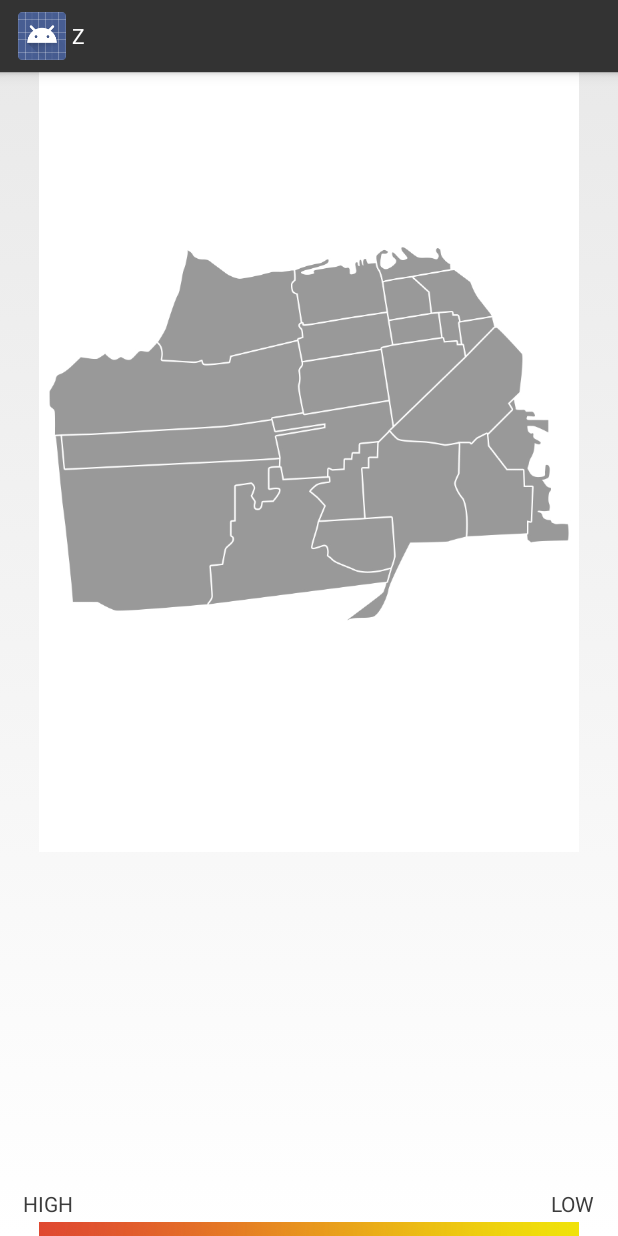
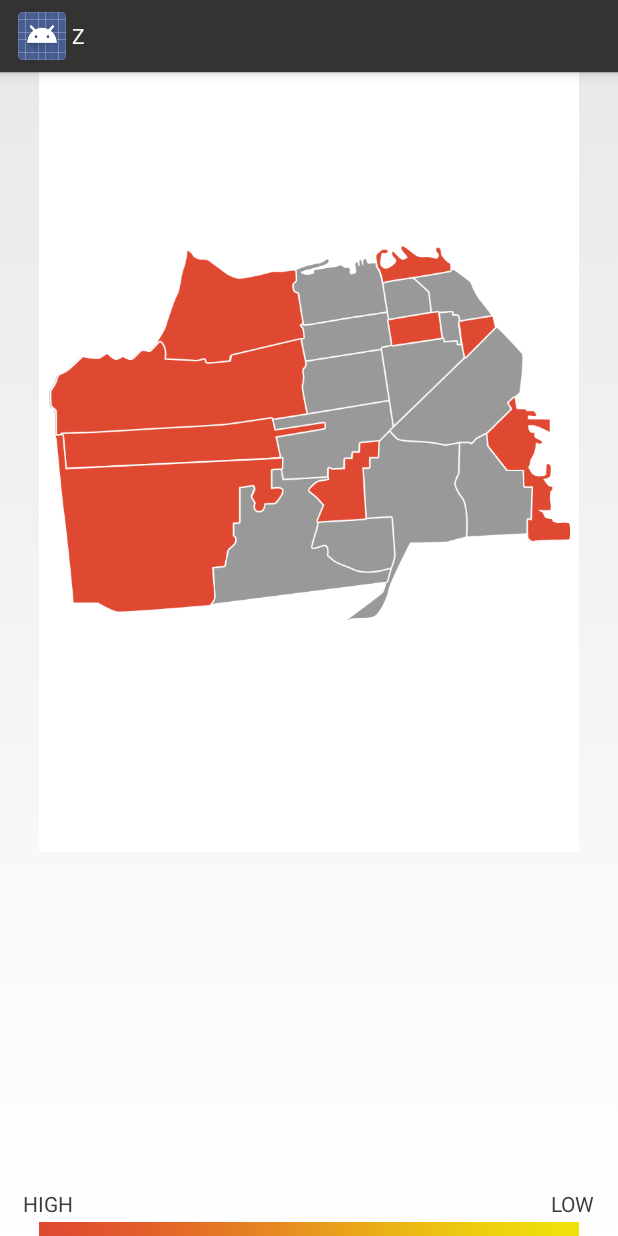
Before and after one commit to ashash3/zombies, an Android app: the fragment CurrentOutbreakTab shown on its own in the app's theme, on a phone screen of 412 x 824 dp. Run offline under Robolectric (Android 15) with nearby library versions, the phone set to English and light mode, and no system bars; 1 statement that could not run was skipped.

Commit message:
Adding some red districts

```diff
--- a/app/src/main/res/layout/current_outbreak_map.xml
+++ b/app/src/main/res/layout/current_outbreak_map.xml
@@ -16,6 +16,76 @@
         android:layout_marginTop="50dip"
         android:layout_centerHorizontal="true"/>
     <RelativeLayout
+        android:id="@+id/colored_images"
+        android:layout_width="360dip"
+        android:layout_height="520dip"
+        android:layout_centerHorizontal="true">
+        <View
+            android:id="@+id/presidio"
+            android:layout_width="99dip"
+            android:layout_height="77dip"
+            android:layout_marginTop="118dip"
+            android:layout_marginLeft="78dip"
+            android:background="@drawable/presidio_red"/>
+        <View
+            android:id="@+id/richmond"
+            android:layout_width="172dip"
+            android:layout_height="65dip"
+            android:layout_marginTop="177dip"
+            android:layout_marginLeft="7dip"
+            android:background="@drawable/richmond_red"/>
+        <View
+            android:id="@+id/golden_gate"
+            android:layout_width="177dip"
+            android:layout_height="35dip"
+            android:layout_marginTop="230dip"
+            android:layout_marginLeft="14dip"
+            android:background="@drawable/golden_gate_red"/>
+        <View
+            android:id="@+id/sunset"
+            android:layout_width="153dip"
+            android:layout_height="119dip"
+            android:layout_marginTop="241dip"
+            android:layout_marginLeft="10dip"
+            android:background="@drawable/sunset_red"/>
+        <View
+            android:id="@+id/dogpatch"
+            android:layout_width="57dip"
+            android:layout_height="98dip"
+            android:layout_marginTop="216dip"
+            android:layout_marginLeft="298dip"
+            android:background="@drawable/dogpatch_red"/>
+        <View
+            android:id="@+id/fishermans_wharf"
+            android:layout_width="51dip"
+            android:layout_height="26dip"
+            android:layout_marginTop="115dip"
+            android:layout_marginLeft="224dip"
+            android:background="@drawable/fishermans_wharf_red"/>
+        <View
+            android:id="@+id/financial_district"
+            android:layout_width="26dip"
+            android:layout_height="29dip"
+            android:layout_marginTop="162dip"
+            android:layout_marginLeft="279dip"
+            android:background="@drawable/financial_district_red"/>
+        <View
+            android:id="@+id/castro"
+            android:layout_width="48dip"
+            android:layout_height="55dip"
+            android:layout_marginTop="245dip"
+            android:layout_marginLeft="179dip"
+            android:background="@drawable/castro_red"/>
+        <View
+            android:id="@+id/nob_hill"
+            android:layout_width="37dip"
+            android:layout_height="24dip"
+            android:layout_marginTop="159dip"
+            android:layout_marginLeft="232dip"
+            android:background="@drawable/nob_hill_red"/>
+    </RelativeLayout>
+    <RelativeLayout
+        android:id="@+id/click_listeners"
         android:layout_width="360dip"
         android:layout_height="520dip"
         android:layout_centerHorizontal="true">
```
Also changed, not shown: app/src/main/res/drawable-xhdpi/castro_red.png (added), app/src/main/res/drawable-xhdpi/dogpatch_red.png (added), app/src/main/res/drawable-xhdpi/financial_district_red.png (added), app/src/main/res/drawable-xhdpi/fishermans_wharf_red.png (added), app/src/main/res/drawable-xhdpi/golden_gate_red.png (added), app/src/main/res/drawable-xhdpi/nob_hill_red.png (added), app/src/main/res/drawable-xhdpi/presidio_red.png (added), app/src/main/res/drawable-xhdpi/richmond_red.png (added), app/src/main/res/drawable-xhdpi/sunset_red.png (added).
